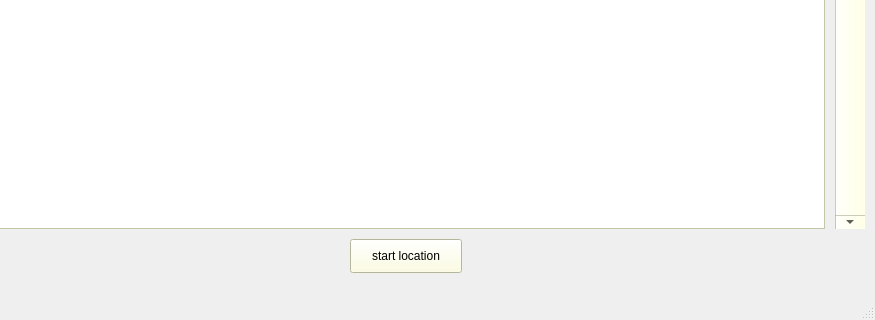
First picture: the form in mainwindow.ui, repository briantobin256/Static-File-Analysis-Tool, before the edit; both pictures show x 110 to 985 and y 500 to 820 of the 985 by 820 pixel window.
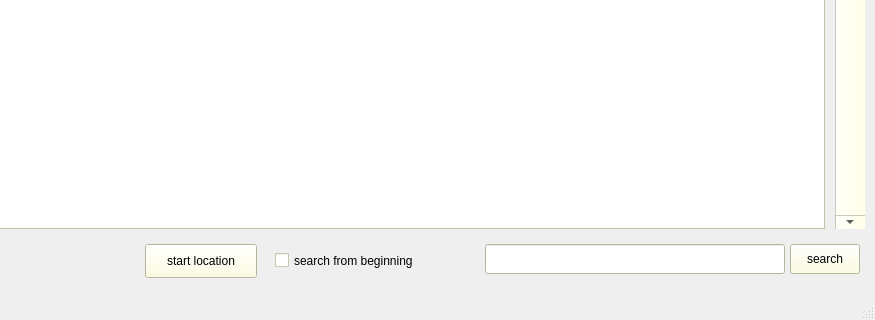
Second picture: the form after the edit.

Commit message: searching can be done in disassembly now

The edit to the form file:
```diff
--- a/mainwindow.ui
+++ b/mainwindow.ui
@@ -1417,8 +1417,8 @@
      <widget class="QPushButton" name="disassemblyStartLocationButton">
       <property name="geometry">
        <rect>
-        <x>460</x>
-        <y>720</y>
+        <x>255</x>
+        <y>725</y>
         <width>112</width>
         <height>34</height>
        </rect>
@@ -1427,6 +1427,42 @@
        <string>start location</string>
       </property>
      </widget>
+     <widget class="QPushButton" name="disassemblySearchButton">
+      <property name="geometry">
+       <rect>
+        <x>900</x>
+        <y>725</y>
+        <width>70</width>
+        <height>30</height>
+       </rect>
+      </property>
+      <property name="text">
+       <string>search</string>
+      </property>
+     </widget>
+     <widget class="QLineEdit" name="disassemblySearchString">
+      <property name="geometry">
+       <rect>
+        <x>595</x>
+        <y>725</y>
+        <width>300</width>
+        <height>30</height>
+       </rect>
+      </property>
+     </widget>
+     <widget class="QCheckBox" name="disassemblySearchFromBeginningCheckBox">
+      <property name="geometry">
+       <rect>
+        <x>385</x>
+        <y>730</y>
+        <width>191</width>
+        <height>23</height>
+       </rect>
+      </property>
+      <property name="text">
+       <string>search from beginning</string>
+      </property>
+     </widget>
     </widget>
    </widget>
   </widget>
```
The commit also changes 2 other files.
